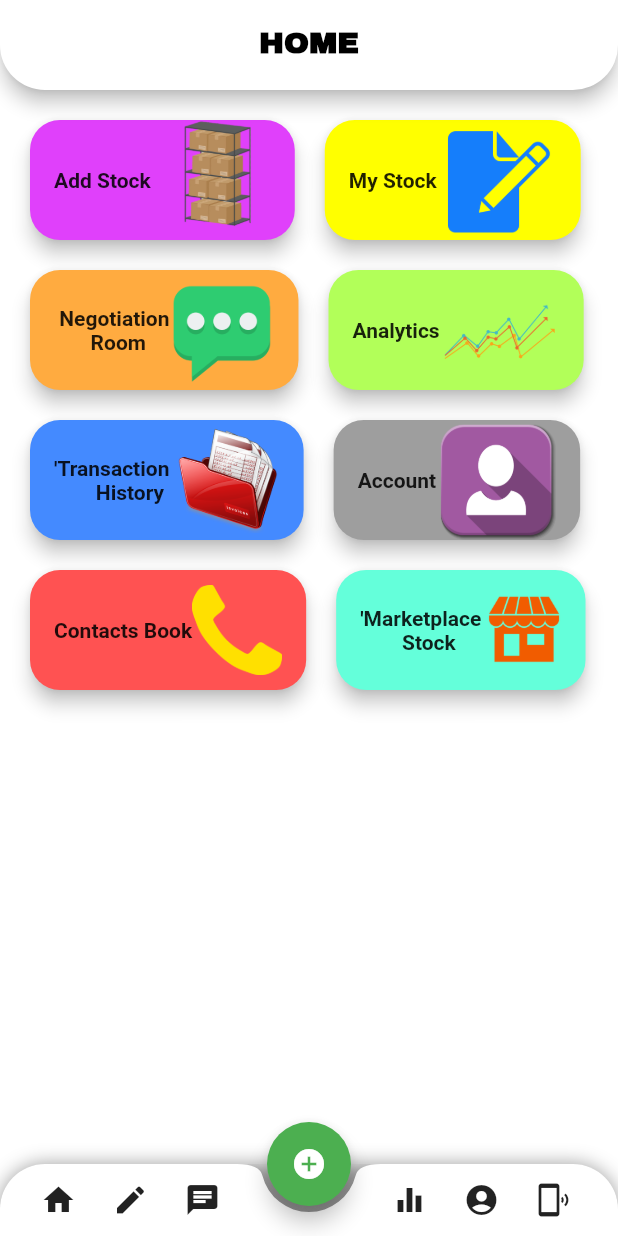
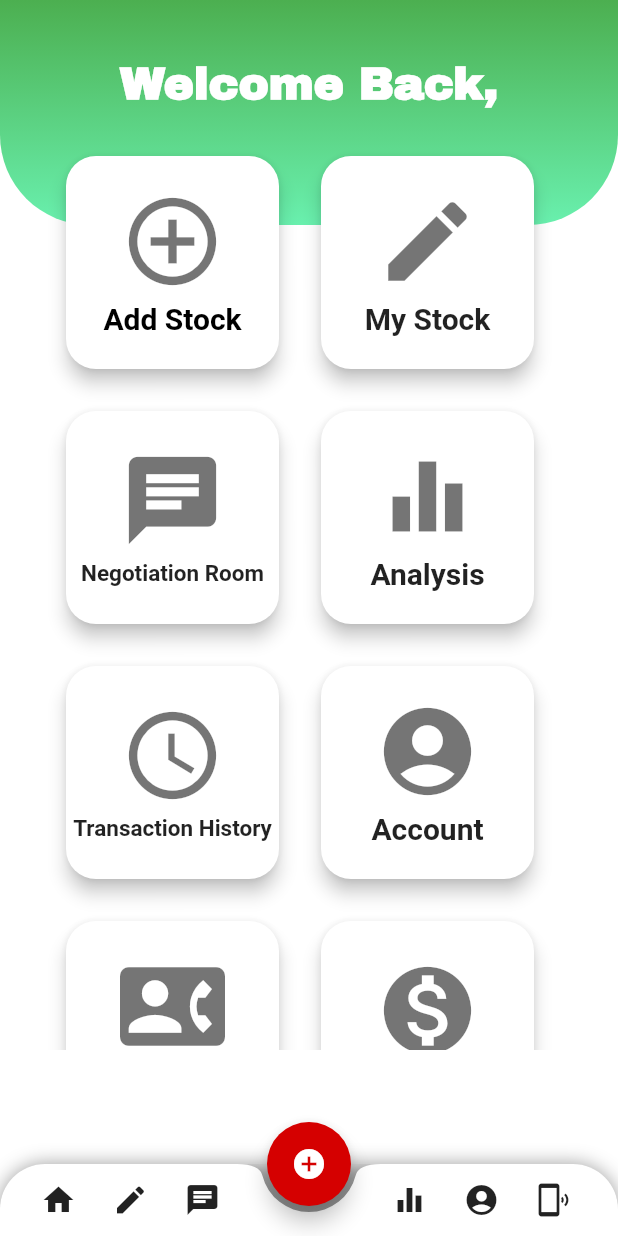
Before and after one commit to KaylaBailey8154/BloomApp, a Flutter app: the SupplierHome screen opened directly, on a phone screen of 412 x 824 dp. Run offline on Flutter 3.47's test engine with Material 2 defaults, Android fonts, the phone set to English and light mode, and no system bars; our stand-ins replace cloud_firestore, firebase_auth, firebase_storage, flutter_spinkit, image_cropper, image_picker; missing offline and left inert: flappy_search_bar; accounts and stored records are empty.

Commit message:
updated supplier home UI

```diff
--- a/lib/screens/supplier/supplier_home.dart
+++ b/lib/screens/supplier/supplier_home.dart
@@ -18,94 +18,206 @@ class SupplierHome extends StatelessWidget {
 
     return Scaffold(
       backgroundColor: Colors.white,
-      appBar: PreferredSize(
-        preferredSize: Size.fromHeight(60.0),
-        child: AppBar(
-          centerTitle: true,
-          title: Text(
-            'HOME',
+      body: Container(
+        height: 700,
+        child: SingleChildScrollView(
+          child: Column(
+            children: <Widget>[
+              Stack(
+                children: <Widget>[
+                  Container(
+                    decoration: BoxDecoration(
+                        borderRadius: BorderRadius.vertical(
+                          bottom: Radius.circular(60),
+                        ),
+                        gradient: LinearGradient(
+                          colors: [Colors.greenAccent, Colors.green],
+                          begin: Alignment.bottomCenter,
+                          end: Alignment.topCenter,
+                        )
+                    ),
+                    width: MediaQuery.of(context).size.width,
+                    height: 150.0,
+                    child: Padding(
+                      padding: EdgeInsets.fromLTRB(80, 40, 20, 0),
+                      child: Text(
+                        "Welcome Back,",
                         style: TextStyle(
-              color: Colors.black,
+                          color: Colors.white,
+                          fontSize: 30.0,
+                          fontWeight: FontWeight.bold,
                           fontFamily: 'Archivo',
-              fontWeight: FontWeight.bold,
-              fontSize: 20,
-            ),
-          ),
-          backgroundColor: Colors.white,
-          elevation: 5,
-          shape: RoundedRectangleBorder(
-            borderRadius: BorderRadius.vertical(
-              bottom: Radius.circular(30),
                         ),
                       ),
                     ),
                   ),
-      body: Container(
-        height: 510,
-        child: SingleChildScrollView(
-          child: Column(
-            children: <Widget>[
                   Row(
                     children: <Widget>[
                       Padding(
-                    padding: EdgeInsets.fromLTRB(20, 20, 20, 0),
-                    child: RaisedButton(
-                      onPressed: () {
+                        padding: EdgeInsets.fromLTRB(40, 100, 20, 0),
+                        child: GestureDetector(
+                          onTap: () {
                             Navigator.push(
                               context,
                               MaterialPageRoute(builder: (context) => AddStock()),
                             );
                           },
+                          child: Container(
+                            width: 150,
+                            height: 150,
+                            child: Card(
+                              shape: RoundedRectangleBorder(
+                                  borderRadius: BorderRadius.circular(20)
+                              ),
+                              color: Colors.white,
                               elevation: 5,
-                      shape: RoundedRectangleBorder(
-                        borderRadius: BorderRadius.circular(20.0),
+                              child: Column(
+                                mainAxisAlignment: MainAxisAlignment.center,
+                                children: <Widget>[
+                                  Icon(
+                                    Icons.add_circle_outline,
+                                    color: Colors.black54,
+                                    size: 70,
                                   ),
-                      color: Colors.purpleAccent,
-                      child: Row(
-                        children: <Widget>[
+                                  SizedBox(height: 5,),
                                   Text(
                                     'Add Stock',
                                     style: TextStyle(
                                       fontWeight: FontWeight.bold,
+                                      fontSize: 20,
+                                      color: Colors.black,
                                     ),
-                          ),
-                          Image(
-                            image: AssetImage('assets/stock.png'),
-                            width: 80,
-                            height: 80,
                                   )
                                 ],
                               ),
                             ),
                           ),
+                        ),
+                      ),
                       Padding(
-                    padding: EdgeInsets.fromLTRB(0, 20, 10, 0),
-                    child: RaisedButton(
-                      onPressed: () {
+                        padding: EdgeInsets.fromLTRB(0, 100, 10, 0),
+                        child: GestureDetector(
+                          onTap: () {
                             Navigator.push(
                               context,
-                            MaterialPageRoute(
-                                builder: (context) => ViewMyStock()));
+                              MaterialPageRoute(builder: (context) => ViewMyStock()),
+                            );
                           },
+                          child: Container(
+                            width: 150,
+                            height: 150,
+                            child: Card(
+                              shape: RoundedRectangleBorder(
+                                  borderRadius: BorderRadius.circular(20)
+                              ),
+                              color: Colors.white,
                               elevation: 5,
-                      shape: RoundedRectangleBorder(
-                        borderRadius: BorderRadius.circular(20.0),
+                              child: Column(
+                                mainAxisAlignment: MainAxisAlignment.center,
+                                children: <Widget>[
+                                  Icon(
+                                    Icons.edit,
+                                    color: Colors.black54,
+                                    size: 70,
                                   ),
-                      color: Colors.yellowAccent,
-                      child: Row(
-                        children: <Widget>[
+                                  SizedBox(height: 5,),
                                   Text(
                                     'My Stock',
                                     style: TextStyle(
                                       fontWeight: FontWeight.bold,
+                                      fontSize: 20,
+                                    ),
+                                  )
+                                ],
                               ),
                             ),
-                          Image(
-                            image: AssetImage('assets/edit.png'),
-                            width: 80,
-                            height: 80,
+                          ),
+                        ),
+                      ),
+                    ],
+                  ),
+                ],
+              ),
+
+              Row(
+                children: <Widget>[
+                  Padding(
+                    padding: EdgeInsets.fromLTRB(40, 20, 20, 0),
+                    child: GestureDetector(
+                      onTap: () {
+                        Navigator.push(
+                          context,
+                          MaterialPageRoute(builder: (context) => AddStock()),
+                        );
+                      },
+                      child: Container(
+                        width: 150,
+                        height: 150,
+                        child: Card(
+                          shape: RoundedRectangleBorder(
+                              borderRadius: BorderRadius.circular(20)
+                          ),
+                          color: Colors.white,
+                          elevation: 5,
+                          child: Column(
+                            mainAxisAlignment: MainAxisAlignment.center,
+                            children: <Widget>[
+                              Icon(
+                                Icons.chat,
+                                color: Colors.black54,
+                                size: 70,
+                              ),
+                              SizedBox(height: 5,),
+                              Text(
+                                'Negotiation Room',
+                                style: TextStyle(
+                                  fontWeight: FontWeight.bold,
+                                  fontSize: 15,
+                                ),
                               )
                             ],
+                          ),
+                        ),
+                      ),
+                    ),
+                  ),
+                  Padding(
+                    padding: EdgeInsets.fromLTRB(0, 20, 10, 0),
+                    child: GestureDetector(
+                      /*onTap: () {
+                        Navigator.push(
+                          context,
+                          MaterialPageRoute(builder: (context) => AddStock()),
+                        );
+                      },*/
+                      child: Container(
+                        width: 150,
+                        height: 150,
+                        child: Card(
+                          shape: RoundedRectangleBorder(
+                              borderRadius: BorderRadius.circular(20)
+                          ),
+                          color: Colors.white,
+                          elevation: 5,
+                          child: Column(
+                            mainAxisAlignment: MainAxisAlignment.center,
+                            children: <Widget>[
+                              Icon(
+                                Icons.equalizer,
+                                color: Colors.black54,
+                                size: 70,
+                              ),
+                              SizedBox(height: 5,),
+                              Text(
+                                'Analysis',
+                                style: TextStyle(
+                                  fontWeight: FontWeight.bold,
+                                  fontSize: 20,
+                                ),
+                              )
+                            ],
+                          ),
+                        ),
                       ),
                     ),
                   ),
@@ -114,55 +226,82 @@ class SupplierHome extends StatelessWidget {
               Row(
                 children: <Widget>[
                   Padding(
-                    padding: EdgeInsets.fromLTRB(20, 20, 20, 0),
-                    child: RaisedButton(
-                      onPressed: () {},
+                    padding: EdgeInsets.fromLTRB(40, 20, 20, 0),
+                    child: GestureDetector(
+                      /*onTap: () {
+                        Navigator.push(
+                          context,
+                          MaterialPageRoute(builder: (context) => AddStock()),
+                        );
+                      },*/
+                      child: Container(
+                        width: 150,
+                        height: 150,
+                        child: Card(
+                          shape: RoundedRectangleBorder(
+                              borderRadius: BorderRadius.circular(20)
+                          ),
+                          color: Colors.white,
                           elevation: 5,
-                      shape: RoundedRectangleBorder(
-                        borderRadius: BorderRadius.circular(20.0),
+                          child: Column(
+                            mainAxisAlignment: MainAxisAlignment.center,
+                            children: <Widget>[
+                              Icon(
+                                Icons.access_time,
+                                color: Colors.black54,
+                                size: 70,
                               ),
-                      color: Colors.orangeAccent,
-                      child: Row(
-                        children: <Widget>[
+                              SizedBox(height: 5,),
                               Text(
-                            ''' Negotiation
-       Room''',
+                                'Transaction History',
                                 style: TextStyle(
                                   fontWeight: FontWeight.bold,
+                                  fontSize: 15,
                                 ),
-                          ),
-                          Image(
-                            image: AssetImage('assets/chat.png'),
-                            width: 70,
-                            height: 80,
                               )
                             ],
                           ),
                         ),
                       ),
+                    ),
+                  ),
                   Padding(
                     padding: EdgeInsets.fromLTRB(0, 20, 10, 0),
-                    child: RaisedButton(
-                      onPressed: () {},
+                    child: GestureDetector(
+                      onTap: () {
+                        Navigator.push(
+                          context,
+                          MaterialPageRoute(builder: (context) => SupplierDetailsForm()),
+                        );
+                      },
+                      child: Container(
+                        width: 150,
+                        height: 150,
+                        child: Card(
+                          shape: RoundedRectangleBorder(
+                              borderRadius: BorderRadius.circular(20)
+                          ),
+                          color: Colors.white,
                           elevation: 5,
-                      shape: RoundedRectangleBorder(
-                        borderRadius: BorderRadius.circular(20.0),
+                          child: Column(
+                            mainAxisAlignment: MainAxisAlignment.center,
+                            children: <Widget>[
+                              Icon(
+                                Icons.account_circle,
+                                color: Colors.black54,
+                                size: 70,
                               ),
-                      color: Colors.lightGreenAccent,
-                      child: Row(
-                        children: <Widget>[
+                              SizedBox(height: 5,),
                               Text(
-                            'Analytics',
+                                'Account',
                                 style: TextStyle(
                                   fontWeight: FontWeight.bold,
+                                  fontSize: 20,
+                                ),
+                              )
+                            ],
                           ),
                         ),
-                          Image(
-                            image: AssetImage('assets/analytics.png'),
-                            width: 80,
-                            height: 80,
-                          )
-                        ],
                       ),
                     ),
                   ),
@@ -171,130 +310,82 @@ class SupplierHome extends StatelessWidget {
               Row(
                 children: <Widget>[
                   Padding(
-                    padding: EdgeInsets.fromLTRB(20, 20, 20, 0),
-                    child: RaisedButton(
-                      onPressed: () {},
+                    padding: EdgeInsets.fromLTRB(40, 20, 20, 0),
+                    child: GestureDetector(
+                      onTap: () {
+                        Navigator.push(
+                          context,
+                          MaterialPageRoute(builder: (context) => ViewAllSuppliers()),
+                        );
+                      },
+                      child: Container(
+                        width: 150,
+                        height: 150,
+                        child: Card(
+                          shape: RoundedRectangleBorder(
+                              borderRadius: BorderRadius.circular(20)
+                          ),
+                          color: Colors.white,
                           elevation: 5,
-                      shape: RoundedRectangleBorder(
-                        borderRadius: BorderRadius.circular(20.0),
+                          child: Column(
+                            mainAxisAlignment: MainAxisAlignment.center,
+                            children: <Widget>[
+                              Icon(
+                                Icons.contact_phone,
+                                color: Colors.black54,
+                                size: 70,
                               ),
-                      color: Colors.blueAccent,
-                      child: Row(
-                        children: <Widget>[
+                              SizedBox(height: 5,),
                               Text(
-                            ''''Transaction
-        History''',
+                                'Contacts Book',
                                 style: TextStyle(
                                   fontWeight: FontWeight.bold,
+                                  fontSize: 20,
                                 ),
-                          ),
-                          Image(
-                            image: AssetImage('assets/invoices.png'),
-                            width: 70,
-                            height: 80,
                               )
                             ],
                           ),
                         ),
                       ),
+                    ),
+                  ),
                   Padding(
                     padding: EdgeInsets.fromLTRB(0, 20, 10, 0),
-                    child: RaisedButton(
-                      onPressed: () {
-                        //_showDetailsPanel();
+                    child: GestureDetector(
+                      onTap: () {
                         Navigator.push(
                           context,
-                            MaterialPageRoute(
-                                builder: (context) => SupplierDetailsForm()));
+                          MaterialPageRoute(builder: (context) => ViewAllStock()),
+                        );
                       },
+                      child: Container(
+                        width: 150,
+                        height: 150,
+                        child: Card(
+                          shape: RoundedRectangleBorder(
+                              borderRadius: BorderRadius.circular(20)
+                          ),
+                          color: Colors.white,
                           elevation: 5,
-                      shape: RoundedRectangleBorder(
-                        borderRadius: BorderRadius.circular(20.0),
+                          child: Column(
+                            mainAxisAlignment: MainAxisAlignment.center,
+                            children: <Widget>[
+                              Icon(
+                                Icons.monetization_on,
+                                color: Colors.black54,
+                                size: 70,
                               ),
-                      color: Colors.grey,
-                      child: Row(
-                        children: <Widget>[
+                              SizedBox(height: 5,),
                               Text(
-                            'Account',
+                                'Marketplace Stock',
                                 style: TextStyle(
                                   fontWeight: FontWeight.bold,
+                                  fontSize: 15,
                                 ),
-                          ),
-                          Image(
-                            image: AssetImage('assets/account.png'),
-                            width: 80,
-                            height: 80,
                               )
                             ],
                           ),
                         ),
-                  ),
-                ],
-              ),
-              Row(
-                children: <Widget>[
-                  Padding(
-                    padding: EdgeInsets.fromLTRB(20, 20, 20, 0),
-                    child: RaisedButton(
-                      onPressed: () {
-                        Navigator.push(
-                          context,
-                          MaterialPageRoute(
-                              builder: (context) => ViewAllSuppliers()),
-                        );
-                      },
-                      elevation: 5,
-                      shape: RoundedRectangleBorder(
-                        borderRadius: BorderRadius.circular(20.0),
-                      ),
-                      color: Colors.redAccent,
-                      child: Row(
-                        children: <Widget>[
-                          Text(
-                            '''Contacts Book''',
-                            style: TextStyle(
-                              fontWeight: FontWeight.bold,
-                            ),
-                          ),
-                          Image(
-                            image: AssetImage('assets/contacts.png'),
-                            width: 60,
-                            height: 80,
-                          )
-                        ],
-                      ),
-                    ),
-                  ),
-                  Padding(
-                    padding: EdgeInsets.fromLTRB(0, 20, 10, 0),
-                    child: RaisedButton(
-                      onPressed: () {
-                        Navigator.push(
-                          context,
-                          MaterialPageRoute(
-                              builder: (context) => ViewAllStock()),
-                        );
-                      },
-                      elevation: 5,
-                      shape: RoundedRectangleBorder(
-                        borderRadius: BorderRadius.circular(20.0),
-                      ),
-                      color: Colors.tealAccent,
-                      child: Row(
-                        children: <Widget>[
-                          Text(
-                            ''''Marketplace
-        Stock''',
-                            style: TextStyle(
-                              fontWeight: FontWeight.bold,
-                            ),
-                          ),
-                          Image(
-                            image: AssetImage('assets/marketplace.png'),
-                            width: 50,
-                            height: 80,
-                          )
-                        ],
                       ),
                     ),
                   ),
@@ -305,7 +396,7 @@ class SupplierHome extends StatelessWidget {
         ),
       ),
       floatingActionButton: FloatingActionButton(
-        backgroundColor: Colors.green,
+        backgroundColor: Colors.redAccent[700],
         child: const Icon(
           Icons.add_circle,
         ),
```
Also changed, not shown: pubspec.lock. Lines whose indentation alone changed are shown as unchanged.
